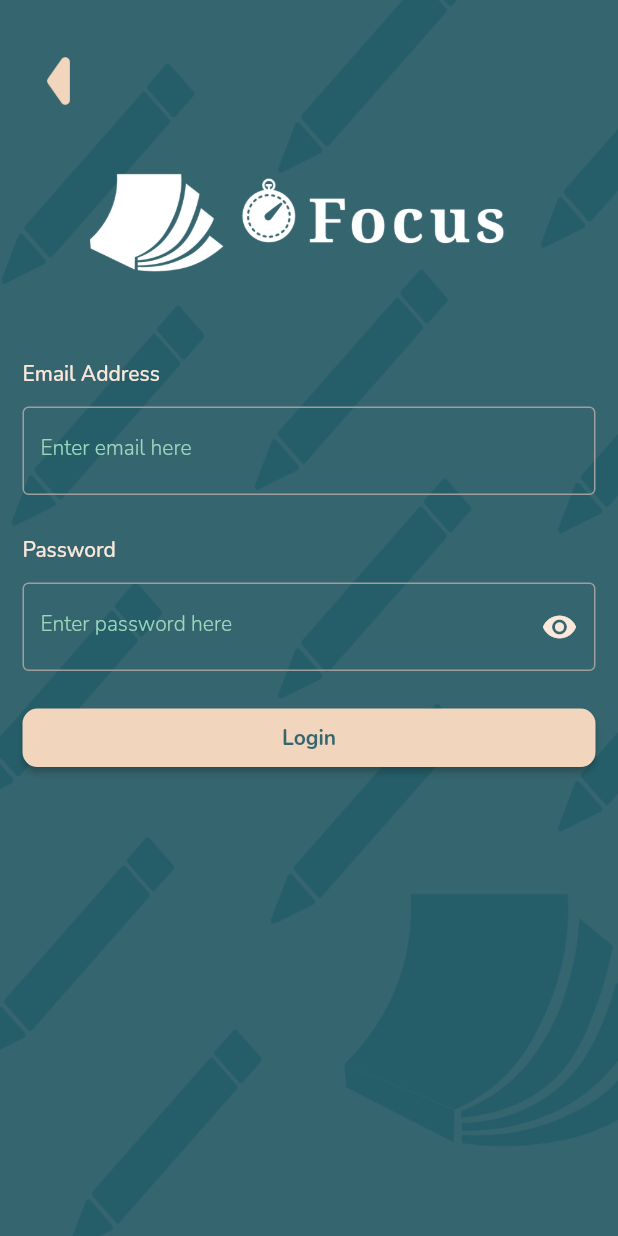
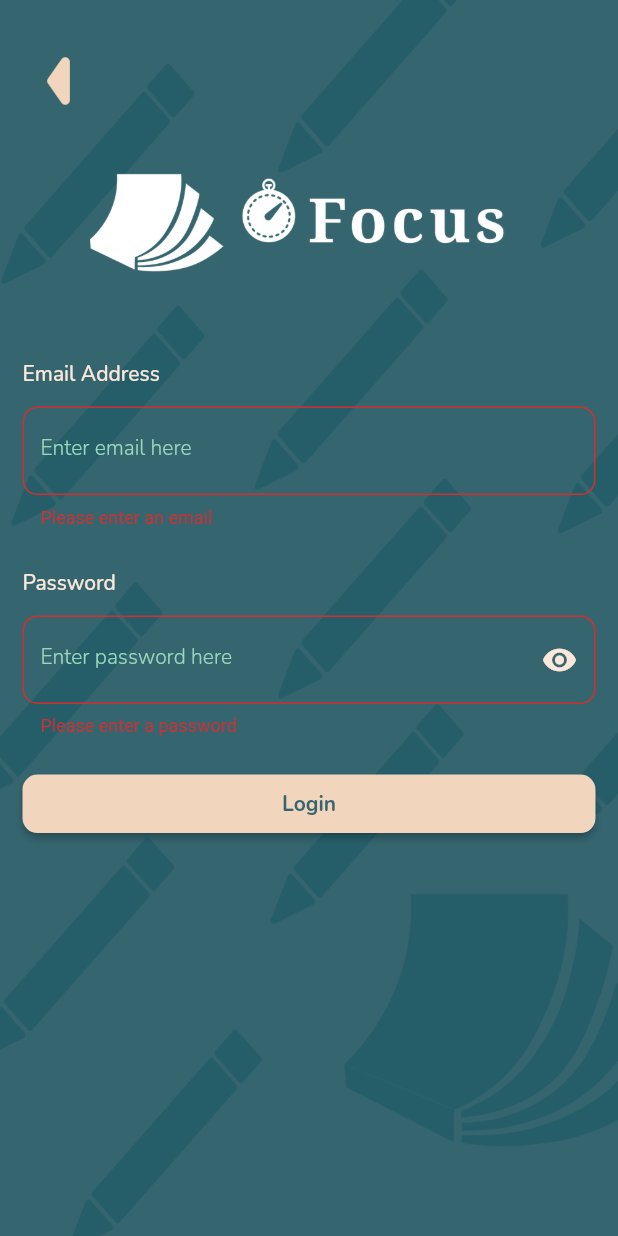
Before and after one commit to davidpanonce-nx/FocusApp, a Flutter app: the Login screen opened directly, after a tap on "Login", on a phone screen of 412 x 824 dp. Run offline on Flutter 3.47's test engine with Material 2 defaults, Android fonts, the light colour scheme and no system bars; our stand-ins replace firebase_auth, firebase_core, flutter_svg; accounts and stored records are empty.

Commit message:
Updated Login and Registration Auth

```diff
--- a/lib/Screens/login.dart
+++ b/lib/Screens/login.dart
@@ -1,5 +1,7 @@
 import 'package:flutter/material.dart';
 import 'package:focus_app/Components/constants.dart';
+import 'package:focus_app/Services/authentication_service.dart';
+import 'package:provider/provider.dart';
 
 class Login extends StatefulWidget {
   const Login({Key? key}) : super(key: key);
@@ -9,9 +11,35 @@ class Login extends StatefulWidget {
 }
 
 class _LoginState extends State<Login> {
+  TextEditingController? _emailController;
+  TextEditingController? _passwordController;
+
+  final _formKey = GlobalKey<FormState>();
+
+  bool _obscureText = true;
+
+  @override
+  void initState() {
+    _emailController = TextEditingController();
+    _passwordController = TextEditingController();
+    super.initState();
+  }
+
+  @override
+  void dispose() {
+    _emailController!.dispose();
+    _passwordController!.dispose();
+    super.dispose();
+  }
+
+  void _togglePassword() {
+    _obscureText = !_obscureText;
+  }
+
   @override
   Widget build(BuildContext context) {
     final size = MediaQuery.of(context).size;
+    final loginProvider = Provider.of<AuthServices>(context);
     return Scaffold(
       body: Stack(
         fit: StackFit.expand,
@@ -27,6 +55,8 @@ class _LoginState extends State<Login> {
           SingleChildScrollView(
             child: Container(
               margin: EdgeInsets.fromLTRB(15, 30, 15, 45),
+              child: Form(
+                key: _formKey,
                 child: Column(
                   mainAxisAlignment: MainAxisAlignment.start,
                   crossAxisAlignment: CrossAxisAlignment.start,
@@ -48,8 +78,10 @@ class _LoginState extends State<Login> {
                     ),
                     Text(
                       'Email Address',
-                    style:
-                        Theme.of(context).primaryTextTheme.bodyText2!.copyWith(
+                      style: Theme.of(context)
+                          .primaryTextTheme
+                          .bodyText2!
+                          .copyWith(
                             color: secondaryVariant,
                             fontWeight: FontWeight.w500,
                           ),
@@ -59,6 +91,9 @@ class _LoginState extends State<Login> {
                     ),
                     TextFormField(
                       cursorColor: secondaryVariant,
+                      controller: _emailController,
+                      validator: (val) =>
+                          val!.isNotEmpty ? null : "Please enter an email",
                       style: Theme.of(context)
                           .primaryTextTheme
                           .bodyText2!
@@ -71,7 +106,8 @@ class _LoginState extends State<Login> {
                             .primaryTextTheme
                             .bodyText2!
                             .copyWith(
-                              color: greenVariant, fontWeight: FontWeight.w300),
+                                color: greenVariant,
+                                fontWeight: FontWeight.w300),
                         border: OutlineInputBorder(
                           borderRadius: BorderRadius.circular(10),
                         ),
@@ -87,8 +123,10 @@ class _LoginState extends State<Login> {
                     ),
                     Text(
                       'Password',
-                    style:
-                        Theme.of(context).primaryTextTheme.bodyText2!.copyWith(
+                      style: Theme.of(context)
+                          .primaryTextTheme
+                          .bodyText2!
+                          .copyWith(
                             color: secondaryVariant,
                             fontWeight: FontWeight.w500,
                           ),
@@ -97,7 +135,10 @@ class _LoginState extends State<Login> {
                       height: size.height / 70,
                     ),
                     TextFormField(
-                    obscureText: true,
+                      obscureText: _obscureText,
+                      controller: _passwordController,
+                      validator: (val) =>
+                          val!.isNotEmpty ? null : "Please enter a password",
                       cursorColor: secondaryVariant,
                       style: Theme.of(context)
                           .primaryTextTheme
@@ -111,7 +152,8 @@ class _LoginState extends State<Login> {
                             .primaryTextTheme
                             .bodyText2!
                             .copyWith(
-                              color: greenVariant, fontWeight: FontWeight.w300),
+                                color: greenVariant,
+                                fontWeight: FontWeight.w300),
                         border: OutlineInputBorder(
                           borderRadius: BorderRadius.circular(10),
                         ),
@@ -122,8 +164,14 @@ class _LoginState extends State<Login> {
                           borderSide: BorderSide(color: Colors.grey),
                         ),
                         suffixIcon: IconButton(
-                        onPressed: () {},
-                        icon: Icon(Icons.visibility),
+                          onPressed: () {
+                            setState(() {
+                              _togglePassword();
+                            });
+                          },
+                          icon: Icon(_obscureText
+                              ? Icons.visibility
+                              : Icons.visibility_off),
                           color: secondaryVariant,
                         ),
                       ),
@@ -132,8 +180,14 @@ class _LoginState extends State<Login> {
                       height: size.height / 40,
                     ),
                     ElevatedButton(
-                    onPressed: () => {
-                      Navigator.pushNamed(context, '/registerEmail'),
+                      onPressed: () async {
+                        if (_formKey.currentState!.validate()) {
+                          print("Email: ${_emailController!.text}");
+                          await loginProvider.login(
+                            _emailController!.text.trim(),
+                            _passwordController!.text.trim(),
+                          );
+                        }
                       },
                       style: ElevatedButton.styleFrom(
                           shape: RoundedRectangleBorder(
@@ -142,7 +196,9 @@ class _LoginState extends State<Login> {
                           minimumSize: Size(size.width, 0)),
                       child: Padding(
                         padding: EdgeInsets.all(10),
-                      child: Text(
+                        child: loginProvider.isLoading
+                            ? CircularProgressIndicator()
+                            : Text(
                                 'Login',
                                 style: Theme.of(context)
                                     .primaryTextTheme
@@ -151,7 +207,25 @@ class _LoginState extends State<Login> {
                               ),
                       ),
                     ),
+                    SizedBox(
+                      height: size.height / 30,
+                    ),
+                    if (loginProvider.errorMessage != '')
+                      Container(
+                        color: Colors.amberAccent,
+                        padding:
+                            EdgeInsets.symmetric(horizontal: 5, vertical: 5),
+                        child: ListTile(
+                          title: Text(loginProvider.errorMessage),
+                          leading: Icon(Icons.error),
+                          trailing: IconButton(
+                            onPressed: () => loginProvider.setMessage(''),
+                            icon: Icon(Icons.close),
+                          ),
+                        ),
+                      ),
                   ],
+                ),
               ),
             ),
           ),
--- a/lib/Services/authentication_service.dart
+++ b/lib/Services/authentication_service.dart
@@ -5,9 +5,9 @@ import 'package:flutter/material.dart';
 
 class AuthServices with ChangeNotifier {
   bool _isLoading = false;
-  String? _errorMessage;
+  String _errorMessage = '';
   bool get isLoading => _isLoading;
-  String get errorMessage => _errorMessage!;
+  String get errorMessage => _errorMessage;
   FirebaseAuth firebaseAuth = FirebaseAuth.instance;
 
   Future register(String email, String password) async {
@@ -21,9 +21,9 @@ class AuthServices with ChangeNotifier {
     } on SocketException {
       setLoading(false);
       setMessage("No internet, please connect to the internet");
-    } catch (error) {
+    } catch (e) {
       setLoading(false);
-      setMessage(error.toString());
+      setMessage(e.toString());
     }
     notifyListeners();
   }
@@ -39,9 +39,9 @@ class AuthServices with ChangeNotifier {
     } on SocketException {
       setLoading(false);
       setMessage("No internet, please connect to the internet");
-    } catch (error) {
+    } catch (e) {
       setLoading(false);
-      setMessage(error.toString());
+      setMessage(e.toString());
     }
     notifyListeners();
   }
--- a/lib/main.dart
+++ b/lib/main.dart
@@ -2,7 +2,8 @@ import 'package:firebase_auth/firebase_auth.dart';
 import 'package:firebase_core/firebase_core.dart';
 import 'package:flutter/material.dart';
 import 'package:focus_app/Components/constants.dart';
-import 'package:focus_app/Screens/register/register.dart';
+import 'package:focus_app/Screens/login.dart';
+
 import 'package:focus_app/Services/authentication_service.dart';
 import 'package:provider/provider.dart';
 
@@ -88,7 +89,7 @@ class FocusHomepage extends StatelessWidget {
   @override
   Widget build(BuildContext context) {
     return Scaffold(
-      body: RegisterCredentials(),
+      body: Login(),
     );
   }
 }
```
Also changed, not shown: lib/Screens/register/register.dart (+17 -0 lines). Lines whose indentation alone changed are shown as unchanged.
